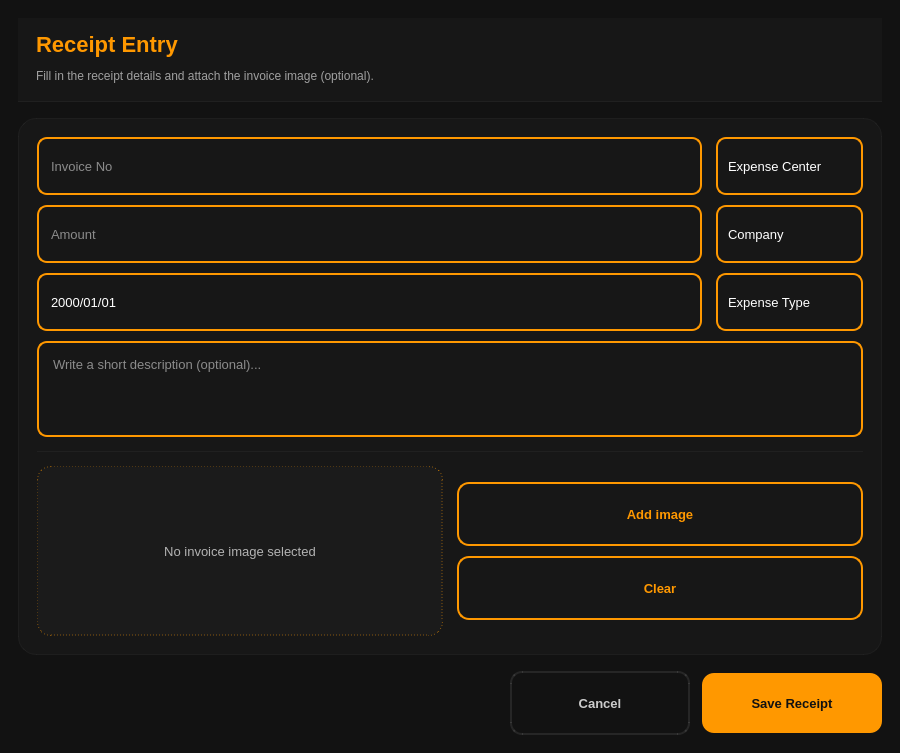
Old version of the form app/ui/Expense_Receipt_Entry.ui in the repository kianfa/Imprest_Management.
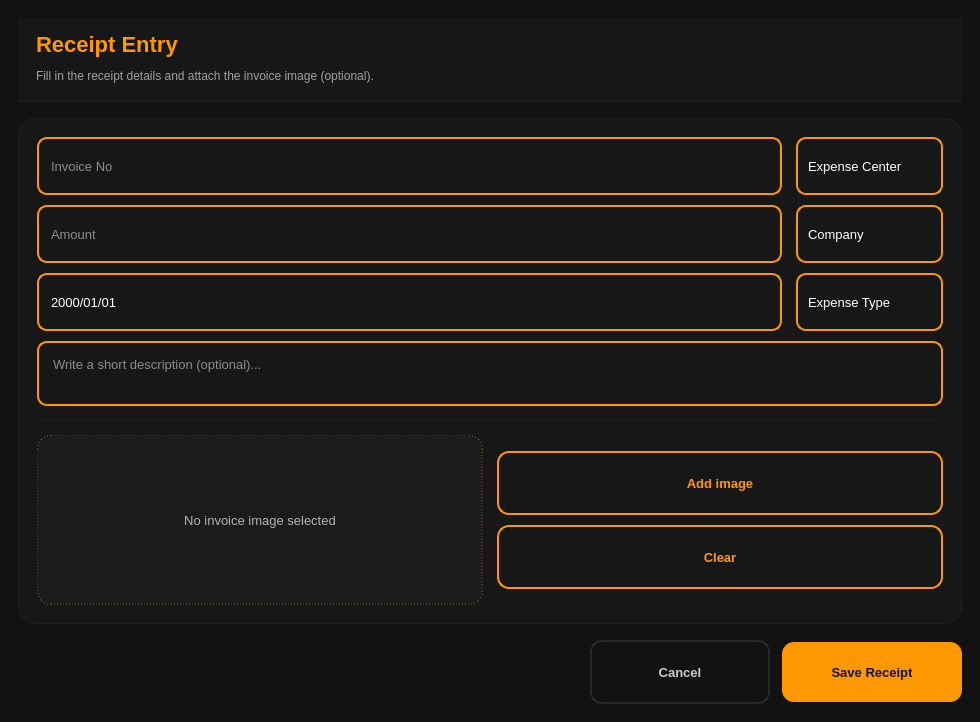
New version of the form.

Diff of the .ui file:
```diff
--- a/app/ui/Expense_Receipt_Entry.ui
+++ b/app/ui/Expense_Receipt_Entry.ui
@@ -5,18 +5,27 @@
   <property name="windowModality">
    <enum>Qt::ApplicationModal</enum>
   </property>
+  <property name="enabled">
+   <bool>true</bool>
+  </property>
   <property name="geometry">
    <rect>
     <x>0</x>
     <y>0</y>
-    <width>900</width>
-    <height>753</height>
+    <width>980</width>
+    <height>722</height>
    </rect>
   </property>
+  <property name="sizePolicy">
+   <sizepolicy hsizetype="Preferred" vsizetype="Preferred">
+    <horstretch>0</horstretch>
+    <verstretch>0</verstretch>
+   </sizepolicy>
+  </property>
   <property name="minimumSize">
    <size>
-    <width>800</width>
-    <height>600</height>
+    <width>0</width>
+    <height>0</height>
    </size>
   </property>
   <property name="maximumSize">
@@ -28,6 +37,9 @@
   <property name="windowTitle">
    <string>Receipt Entry</string>
   </property>
+  <property name="autoFillBackground">
+   <bool>false</bool>
+  </property>
   <property name="styleSheet">
    <string notr="true">
 /* =========================
```
